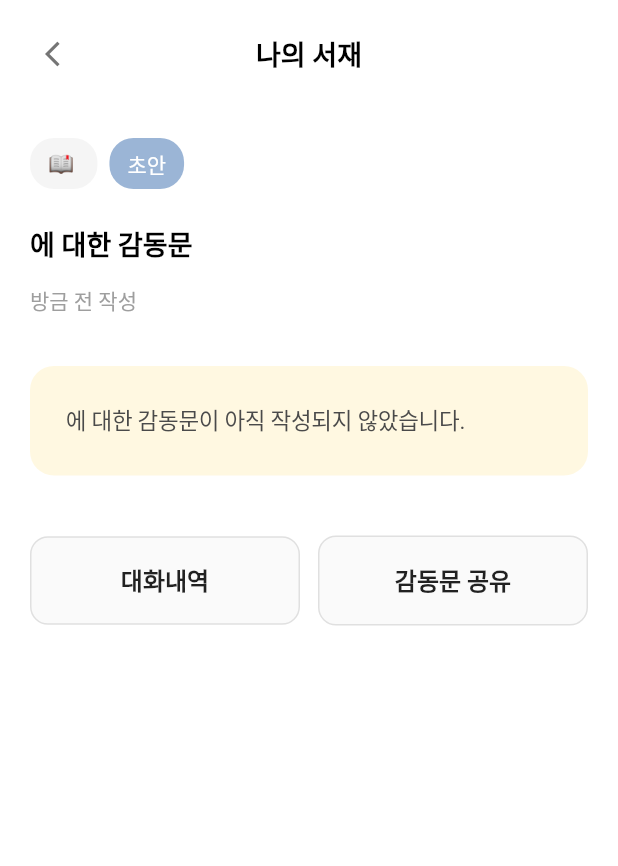
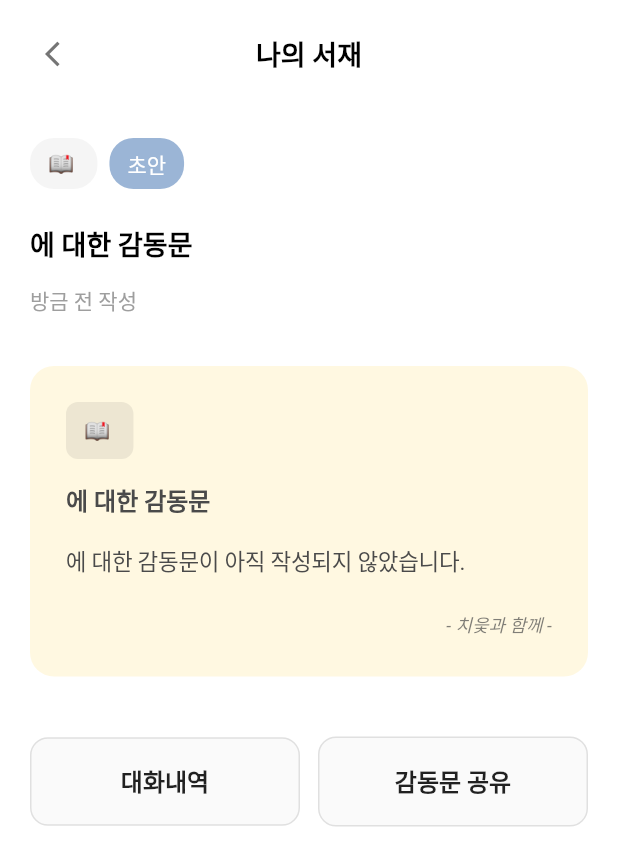
Before and after one commit to youngjunFe/BookAgent, a Flutter app: the ReviewDetailPage screen opened directly with empty values, on a phone screen of 412 x 824 dp. Shown: the top 866 px of the screen. Run offline on Flutter 3.47's test engine with Material 3 defaults, Android fonts, the phone set to English and light mode, and no system bars; our stand-ins replace file_picker, flutter_dotenv, google_fonts, google_sign_in, shared_preferences, sign_in_with_apple and 1 more; missing offline and left inert: dart:html; accounts and stored records are empty; Roboto replaces fonts that are missing (Pretendard); statements that could not run were skipped.

Commit message:
Implement image save functionality for review detail page
- Add RepaintBoundary to capture review content as image
- Implement _saveAsImage function with Flutter web download
- Add proper imports for rendering and HTML blob creation
- Create beautiful image layout with book title header and signature
- Download PNG file with meaningful filename including book title
- Add success/error feedback with SnackBar messages
- Use high-resolution capture with pixelRatio 2.0

```diff
--- a/lib/features/review/presentation/review_detail_page.dart
+++ b/lib/features/review/presentation/review_detail_page.dart
@@ -1,4 +1,9 @@
 import 'package:flutter/material.dart';
+import 'package:flutter/rendering.dart';
+import 'package:flutter/services.dart';
+import 'dart:ui' as ui;
+import 'dart:typed_data';
+import 'dart:html' as html;
 import '../../../core/constants/app_colors.dart';
 import '../models/review.dart';
 import '../../chat/presentation/character_selection_page.dart';
@@ -7,6 +12,7 @@ import 'chat_history_page.dart';
 
 class ReviewDetailPage extends StatelessWidget {
   final Review review;
+  static final GlobalKey _repaintKey = GlobalKey();
 
   const ReviewDetailPage({
     super.key,
@@ -88,8 +94,10 @@ class ReviewDetailPage extends StatelessWidget {
 
                     const SizedBox(height: 32),
 
-                    // 감동문 내용 박스
-                    Container(
+                    // 감동문 내용 박스 (이미지 캡처용)
+                    RepaintBoundary(
+                      key: _repaintKey,
+                      child: Container(
                         width: double.infinity,
                         padding: const EdgeInsets.all(24),
                         decoration: BoxDecoration(
@@ -99,6 +107,38 @@ class ReviewDetailPage extends StatelessWidget {
                         child: Column(
                           crossAxisAlignment: CrossAxisAlignment.start,
                           children: [
+                            // 책 제목 헤더
+                            Container(
+                              margin: const EdgeInsets.only(bottom: 16),
+                              padding: const EdgeInsets.symmetric(horizontal: 12, vertical: 8),
+                              decoration: BoxDecoration(
+                                color: const Color(0xFF4A4A4A).withOpacity(0.1),
+                                borderRadius: BorderRadius.circular(8),
+                              ),
+                              child: Text(
+                                '📖 ${review.bookTitle}',
+                                style: const TextStyle(
+                                  fontSize: 14,
+                                  fontWeight: FontWeight.w600,
+                                  color: Color(0xFF4A4A4A),
+                                ),
+                              ),
+                            ),
+
+                            // 감동문 제목
+                            Text(
+                              review.title.isNotEmpty ? review.title : '${review.bookTitle}에 대한 감동문',
+                              style: const TextStyle(
+                                fontSize: 16,
+                                fontWeight: FontWeight.w700,
+                                color: Color(0xFF4A4A4A),
+                                height: 1.4,
+                              ),
+                            ),
+
+                            const SizedBox(height: 16),
+
+                            // 감동문 내용
                             Text(
                               review.content.isNotEmpty
                                   ? review.content
@@ -110,7 +150,22 @@ class ReviewDetailPage extends StatelessWidget {
                                 letterSpacing: -0.2,
                               ),
                             ),
+
+                            // 하단 서명
+                            const SizedBox(height: 20),
+                            Align(
+                              alignment: Alignment.centerRight,
+                              child: Text(
+                                '- 치읓과 함께 -',
+                                style: TextStyle(
+                                  fontSize: 12,
+                                  color: const Color(0xFF4A4A4A).withOpacity(0.7),
+                                  fontStyle: FontStyle.italic,
+                                ),
+                              ),
+                            ),
                           ],
+                        ),
                       ),
                     ),
 
@@ -207,15 +262,47 @@ class ReviewDetailPage extends StatelessWidget {
     }
   }
 
-  void _saveAsImage(BuildContext context) {
-    // TODO: 실제 이미지 저장 기능 구현
+  Future<void> _saveAsImage(BuildContext context) async {
+    try {
+      // RepaintBoundary로 감싼 위젯을 이미지로 캡처
+      RenderRepaintBoundary boundary = _repaintKey.currentContext!.findRenderObject() as RenderRepaintBoundary;
+      ui.Image image = await boundary.toImage(pixelRatio: 2.0);
+      ByteData? byteData = await image.toByteData(format: ui.ImageByteFormat.png);
+
+      if (byteData != null) {
+        final bytes = byteData.buffer.asUint8List();
+
+        // 웹에서 파일 다운로드
+        final blob = html.Blob([bytes]);
+        final url = html.Url.createObjectUrlFromBlob(blob);
+        final anchor = html.document.createElement('a') as html.AnchorElement
+          ..href = url
+          ..style.display = 'none'
+          ..download = '감동문_${review.bookTitle}_${DateTime.now().millisecondsSinceEpoch}.png';
+
+        html.document.body?.children.add(anchor);
+        anchor.click();
+        html.document.body?.children.remove(anchor);
+        html.Url.revokeObjectUrl(url);
+
         ScaffoldMessenger.of(context).showSnackBar(
           const SnackBar(
-        content: Text('이미지 저장 기능을 준비 중입니다.'),
-        backgroundColor: AppColors.primary,
+            content: Text('감동문이 이미지로 저장되었습니다!'),
+            backgroundColor: AppColors.success,
             behavior: SnackBarBehavior.floating,
           ),
         );
+      }
+    } catch (e) {
+      print('이미지 저장 실패: $e');
+      ScaffoldMessenger.of(context).showSnackBar(
+        const SnackBar(
+          content: Text('이미지 저장에 실패했습니다.'),
+          backgroundColor: AppColors.error,
+          behavior: SnackBarBehavior.floating,
+        ),
+      );
+    }
   }
 
   void _navigateToChat(BuildContext context) {
```
Also changed, not shown: lib/features/review/presentation/chat_history_page.dart (+35 -10 lines), 3 other files. Lines whose indentation alone changed are shown as unchanged.
